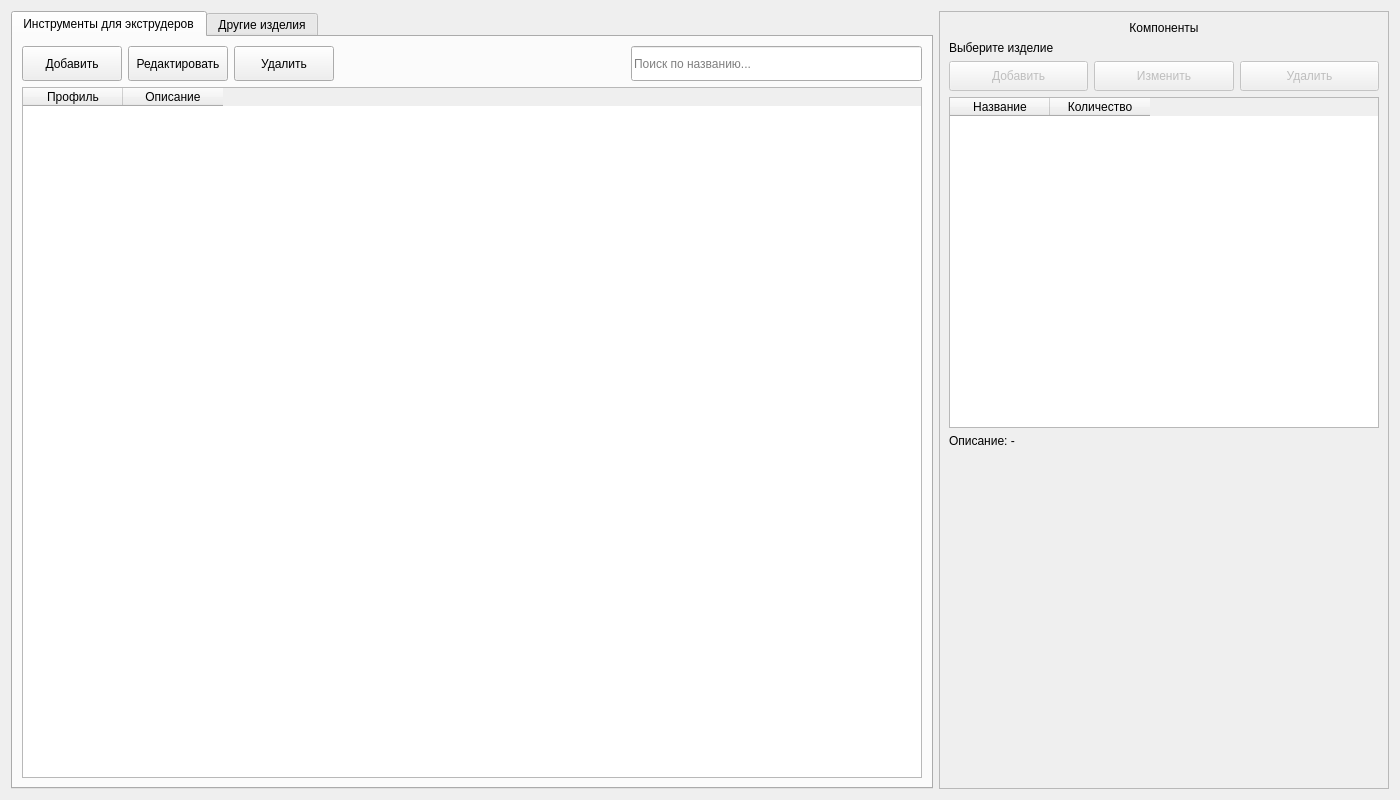
This is src/client/ui/window_product.ui in formemu/aditim-monitor as Qt 5 draws it before an edit. The edited form follows.
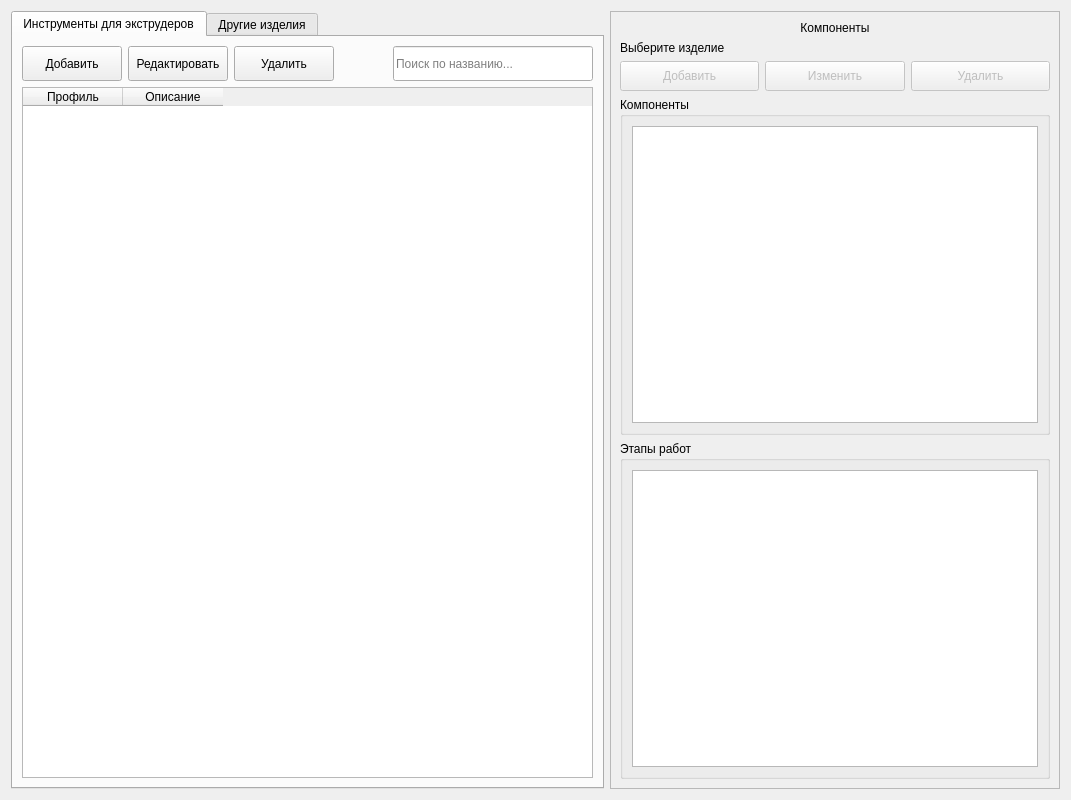
This is the edited form.

```diff
--- a/src/client/ui/window_product.ui
+++ b/src/client/ui/window_product.ui
@@ -6,7 +6,7 @@
    <rect>
     <x>0</x>
     <y>0</y>
-    <width>1400</width>
+    <width>1071</width>
     <height>800</height>
    </rect>
   </property>
@@ -76,7 +76,7 @@
           </spacer>
          </item>
          <item>
-        <widget class="QLineEdit" name="lineEdit_search_profile_tool">
+          <widget class="QLineEdit" name="lineEdit_search_profile_tool">
            <property name="minimumSize">
             <size>
              <width>200</width>
@@ -306,45 +306,33 @@
        </layout>
       </item>
       <item>
-        <widget class="QTableWidget" name="tableWidget_component">
-        <property name="alternatingRowColors">
-         <bool>true</bool>
+       <widget class="QGroupBox" name="groupBox_component">
+        <property name="title">
+         <string>Компоненты</string>
         </property>
-        <column>
-         <property name="text">
-          <string>Название</string>
-         </property>
-        </column>
-        <column>
-         <property name="text">
-          <string>Количество</string>
-         </property>
-        </column>
+        <layout class="QVBoxLayout" name="verticalLayout">
+         <item>
+          <widget class="QTableWidget" name="tableWidget_component">
+           <property name="alternatingRowColors">
+            <bool>true</bool>
+           </property>
+          </widget>
+         </item>
+        </layout>
        </widget>
       </item>
       <item>
-       <widget class="QLabel" name="label_component_description">
-        <property name="text">
-         <string>Описание: -</string>
+       <widget class="QGroupBox" name="groupBox_component_stage">
+        <property name="title">
+         <string>Этапы работ</string>
         </property>
-        <property name="wordWrap">
-         <bool>true</bool>
-        </property>
+        <layout class="QVBoxLayout" name="verticalLayout_2">
+         <item>
+          <widget class="QTableWidget" name="tableWidget_component_stage"/>
+         </item>
+        </layout>
        </widget>
       </item>
-      <item>
-       <spacer name="verticalSpacer_components">
-        <property name="orientation">
-         <enum>Qt::Vertical</enum>
-        </property>
-        <property name="sizeHint" stdset="0">
-         <size>
-          <width>20</width>
-          <height>40</height>
-         </size>
-        </property>
-       </spacer>
-      </item>
      </layout>
     </widget>
    </item>
```
Left out of the diff: 10 changed lines with no effect on the pictures.
